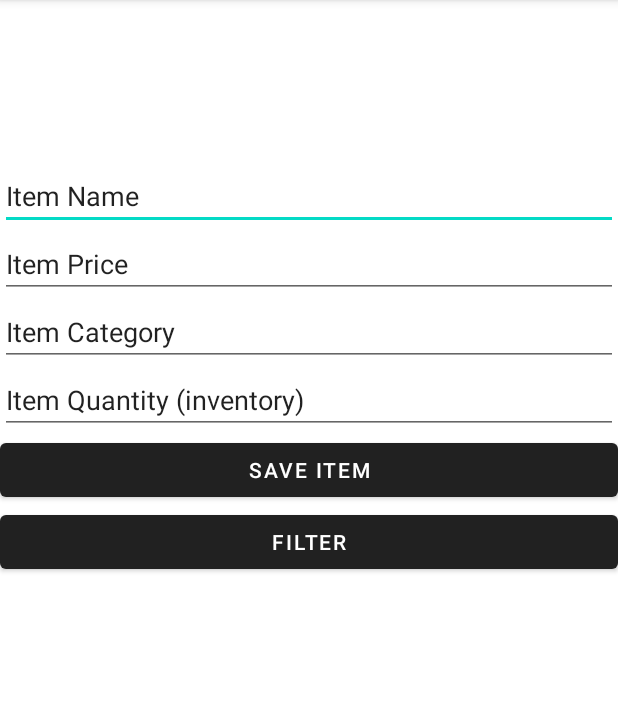
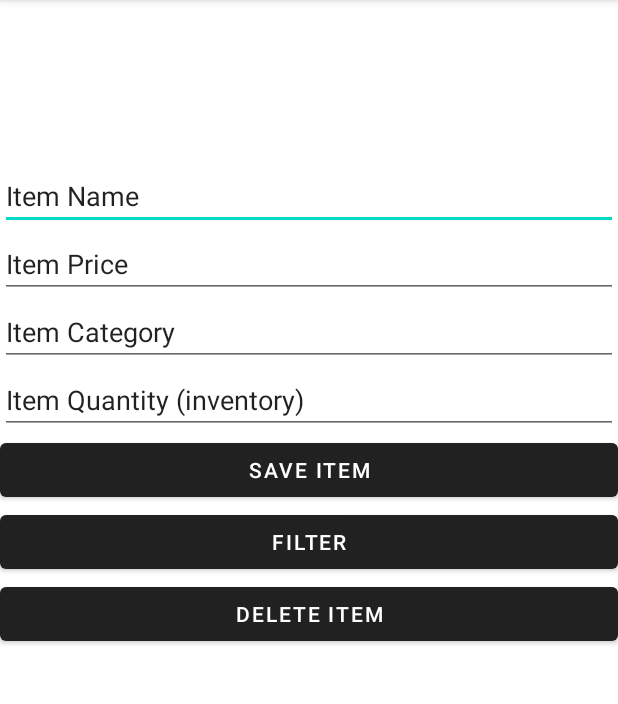
Before and after one commit to wlhoyt/CS495, an Android app: the DummyActivity screen opened directly, with no data from a screen before it, on a phone screen of 412 x 824 dp, the part 84-788 px from its top. Run offline under Robolectric (Android 15) with nearby library versions, the phone set to English and light mode, and no system bars; our stand-ins replace Firebase (no records; nobody signed in at launch, a user with empty details on screens opened directly).

Commit message:
Deleting an item works

```diff
--- a/app/src/main/java/com/example/candor365/DummyActivity.java
+++ b/app/src/main/java/com/example/candor365/DummyActivity.java
@@ -1,7 +1,9 @@
 package com.example.candor365;
 
+import androidx.appcompat.app.AlertDialog;
 import androidx.appcompat.app.AppCompatActivity;
 
+import android.content.DialogInterface;
 import android.content.Intent;
 import android.os.Bundle;
 //import android.provider.ContactsContract;
@@ -19,9 +21,14 @@ import java.util.Map;
 
 public class DummyActivity extends AppCompatActivity {
 
+    AlertDialog dialog;
+    AlertDialog.Builder builder;
+
+
     private TextView shopList;
     private Button save_item_button;
     private Button filterButton;
+    private Button deleteButton;
     private TextView itemName;
     private TextView itemPrice;
     private TextView itemCategory;
@@ -30,6 +37,12 @@ public class DummyActivity extends AppCompatActivity {
         @Override
         public void onClick(View v) {
             onFilterButtonClicked();
+        }
+    };
+    private View.OnClickListener deleteButtonListener = new View.OnClickListener() {
+        @Override
+        public void onClick(View v) {
+            onDeleteButtonClicked(itemName.getText().toString(), itemCategory.getText().toString());
         }
     };
     private View.OnClickListener saveItemButtonListener = new View.OnClickListener() {
@@ -44,7 +57,7 @@ public class DummyActivity extends AppCompatActivity {
         setContentView(R.layout.activity_dummy);
         save_item_button = (Button) findViewById(R.id.addItemButton);
         filterButton = (Button) findViewById(R.id.filter_button);
-
+        deleteButton = (Button) findViewById(R.id.delete_button);
         itemName  = (TextView) findViewById(R.id.itemName);
         itemPrice  = (TextView) findViewById(R.id.itemPrice);
         itemCategory = (TextView) findViewById(R.id.itemCategory);
@@ -62,7 +75,7 @@ public class DummyActivity extends AppCompatActivity {
                 }
             }
         });
-
+        deleteButton.setOnClickListener(deleteButtonListener);
         save_item_button.setOnClickListener(saveItemButtonListener);
         filterButton.setOnClickListener(filterButtonListener);
 
@@ -133,4 +146,28 @@ public class DummyActivity extends AppCompatActivity {
         }
     }
 
+    private void onDeleteButtonClicked(final String item, final String category){
+        builder = new AlertDialog.Builder(DummyActivity.this);
+        builder.setTitle("Are you sure you want to delete this item?");
+
+        builder.setPositiveButton("Confirm", new DialogInterface.OnClickListener() {
+            @Override
+            public void onClick(DialogInterface dialog, int which) {
+                //actually delete the item
+                Database.deleteItem(item,category);
+                //need to also update the textView
+            }
+        });
+        builder.setNegativeButton("Cancel", new DialogInterface.OnClickListener() {
+            @Override
+            public void onClick(DialogInterface dialog, int which) {
+                //do nothing
+
+            }
+        });
+
+        dialog = builder.create();
+        dialog.show();
+    }
+
 }
--- a/app/src/main/res/layout/activity_dummy.xml
+++ b/app/src/main/res/layout/activity_dummy.xml
@@ -58,4 +58,10 @@
         android:layout_width="match_parent"
         android:layout_height="wrap_content"
         android:text="Filter" />
+
+    <Button
+        android:id="@+id/delete_button"
+        android:layout_width="match_parent"
+        android:layout_height="wrap_content"
+        android:text="Delete Item" />
 </LinearLayout>
```
